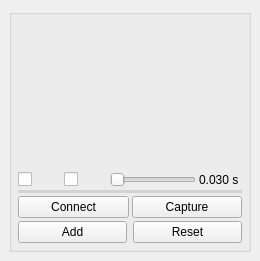
The window that cloudtool/device/photoneo.ui (alex-hjm/cloudtool) describes before a commit, drawn with Qt 5.
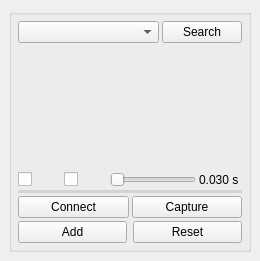
The same window after the commit. Icons and pictures are not drawn.

Commit message: add photoneo/kinect example

```diff
--- a/cloudtool/device/photoneo.ui
+++ b/cloudtool/device/photoneo.ui
@@ -54,6 +54,27 @@
        <property name="bottomMargin">
         <number>6</number>
        </property>
+       <item>
+        <layout class="QHBoxLayout" name="horizontalLayout">
+         <item>
+          <widget class="QComboBox" name="comboBox">
+           <property name="sizePolicy">
+            <sizepolicy hsizetype="Expanding" vsizetype="Fixed">
+             <horstretch>0</horstretch>
+             <verstretch>0</verstretch>
+            </sizepolicy>
+           </property>
+          </widget>
+         </item>
+         <item>
+          <widget class="QPushButton" name="pushButton">
+           <property name="text">
+            <string>Search</string>
+           </property>
+          </widget>
+         </item>
+        </layout>
+       </item>
        <item>
         <spacer name="verticalSpacer">
          <property name="orientation">
```
The commit also changes 100 other files.
